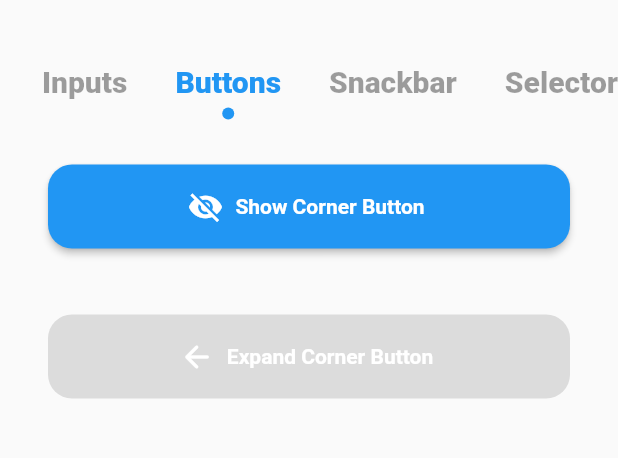
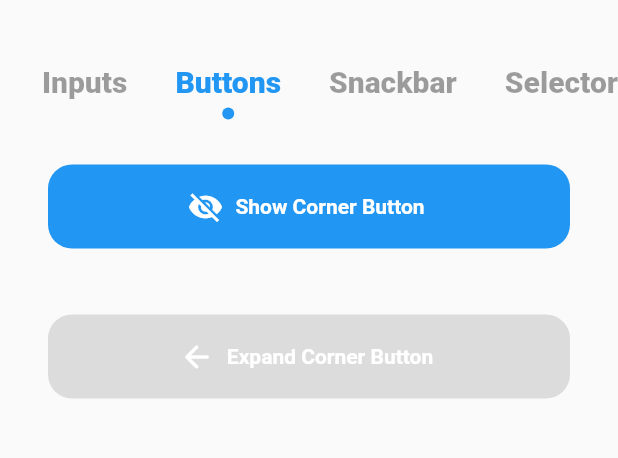
Before and after one commit to rafaeljustinox/flutter_justino_components, a Flutter app: the screen it shows after launch, tab 2 chosen, on a phone screen of 412 x 824 dp, the part 146-604 px from its top. Run offline on Flutter 3.47's test engine with Material 2 defaults, Android fonts, the phone set to English and light mode, and no system bars.

Commit message:
See CHANGELOG.md

```diff
--- a/lib/src/buttons/modern_button.dart
+++ b/lib/src/buttons/modern_button.dart
@@ -8,12 +8,14 @@ class ModernButton extends StatelessWidget {
   final BorderRadius _border =  BorderRadius.circular(16.0);
   final Color? backgroundColor;
   final FontWeight? fontWeight;
+  final double? elevation;
   ModernButton({
     this.onPressed,
     this.text,
     this.icon,
     this.backgroundColor,
-    this.fontWeight
+    this.fontWeight,
+    this.elevation = 0.0,
   });
 
   @override
@@ -28,6 +30,7 @@ class ModernButton extends StatelessWidget {
               icon != null
             ? ElevatedButton.icon(
                 style: ElevatedButton.styleFrom(
+                  elevation: this.elevation,
                   primary: backgroundColor ?? Theme.of(context).accentColor,
                   shape: RoundedRectangleBorder(
                     borderRadius: _border,
@@ -46,6 +49,7 @@ class ModernButton extends StatelessWidget {
               )
             : ElevatedButton(
               style: TextButton.styleFrom(
+                elevation: this.elevation,
                 primary: backgroundColor ?? Theme.of(context).accentColor,
                 //disabledColor: Theme.of(context).disabledColor,
                 shape: RoundedRectangleBorder(
--- a/pubspec.yaml
+++ b/pubspec.yaml
@@ -1,6 +1,6 @@
 name: justino_components
 description: A pack with some fancy widgets like buttons, textfields, counters, snackbars and more.
-version: 0.1.12
+version: 0.1.13
 homepage: https://github.com/rafaeljustinox/flutter_justino_components
 
 environment:
```
Also changed, not shown: example/pubspec.lock, 1 other file.
